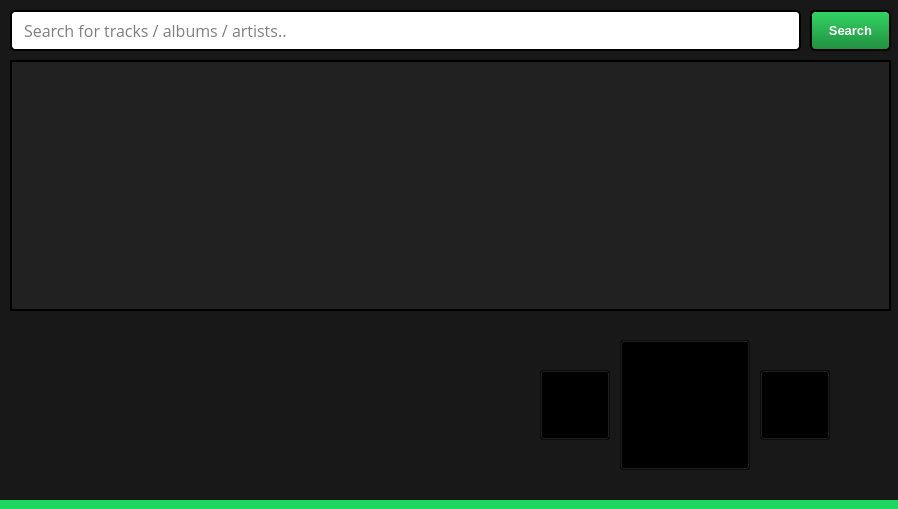
Above: spotifyoverlay.ui from rrkpp/SpotifyOverlay before the change. Below: the same form after it.
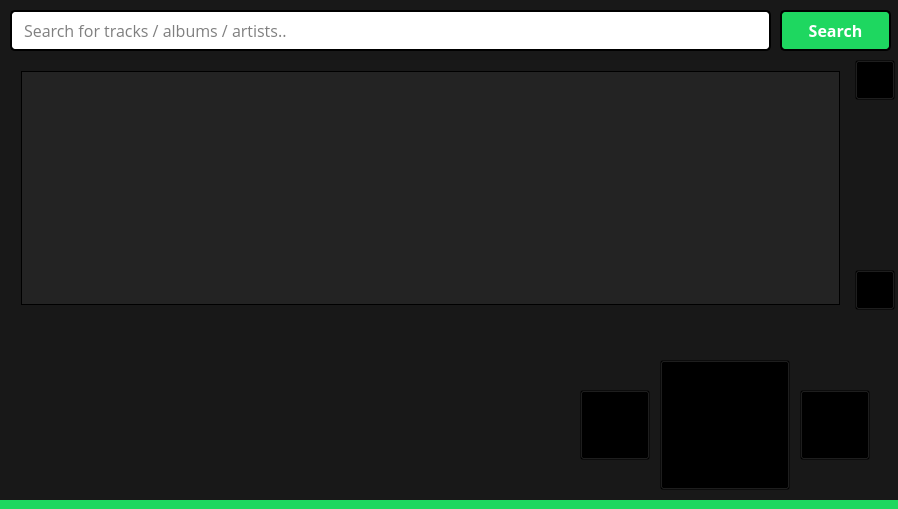
That is the form after the change. Icons and pictures are not drawn.

Commit message: Implement new search display, UI tweaking, add album context to play requests, etc.

The edit to the form file:
```diff
--- a/spotifyoverlay.ui
+++ b/spotifyoverlay.ui
@@ -31,8 +31,8 @@
    <widget class="QPushButton" name="playButton">
     <property name="geometry">
      <rect>
-      <x>620</x>
-      <y>340</y>
+      <x>660</x>
+      <y>360</y>
       <width>130</width>
       <height>130</height>
      </rect>
@@ -59,7 +59,7 @@
      <rect>
       <x>10</x>
       <y>10</y>
-      <width>791</width>
+      <width>761</width>
       <height>41</height>
      </rect>
     </property>
@@ -79,26 +79,27 @@
    <widget class="QPushButton" name="searchButton">
     <property name="geometry">
      <rect>
-      <x>810</x>
+      <x>780</x>
       <y>10</y>
-      <width>81</width>
+      <width>111</width>
       <height>41</height>
      </rect>
     </property>
     <property name="font">
      <font>
-      <pointsize>10</pointsize>
+      <family>Open Sans</family>
+      <pointsize>12</pointsize>
       <weight>75</weight>
+      <italic>false</italic>
       <bold>true</bold>
      </font>
     </property>
     <property name="styleSheet">
      <string notr="true">border-radius: 5px;
-	border: 2px solid black;
-	background-color: #2ebd59;
-	color: white;
-	font-weight: bold;
-	background-color: qlineargradient(spread:pad, x1:0, y1:0, x2:0, y2:1, stop:0 rgba(51, 213, 99, 255), stop:1 rgba(33, 143, 64, 255));</string>
+border: 2px solid black;
+color: white;
+font-weight: bold;
+background-color: #1ed760;</string>
     </property>
     <property name="text">
      <string>Search</string>
@@ -131,8 +132,8 @@
      <rect>
       <x>190</x>
       <y>320</y>
-      <width>341</width>
-      <height>41</height>
+      <width>491</width>
+      <height>51</height>
      </rect>
     </property>
     <property name="font">
@@ -152,15 +153,15 @@
     <property name="geometry">
      <rect>
       <x>190</x>
-      <y>410</y>
-      <width>341</width>
-      <height>31</height>
+      <y>420</y>
+      <width>381</width>
+      <height>41</height>
      </rect>
     </property>
     <property name="font">
      <font>
       <family>Open Sans</family>
-      <pointsize>20</pointsize>
+      <pointsize>22</pointsize>
      </font>
     </property>
     <property name="styleSheet">
@@ -174,8 +175,8 @@
     <property name="geometry">
      <rect>
       <x>190</x>
-      <y>360</y>
-      <width>341</width>
+      <y>370</y>
+      <width>381</width>
       <height>31</height>
      </rect>
     </property>
@@ -192,38 +193,11 @@
      <string/>
     </property>
    </widget>
-   <widget class="QScrollArea" name="searchResults">
-    <property name="geometry">
-     <rect>
-      <x>10</x>
-      <y>60</y>
-      <width>881</width>
-      <height>251</height>
-     </rect>
-    </property>
-    <property name="styleSheet">
-     <string notr="true">background-color: #AA232323;
-border: 1px solid black;</string>
-    </property>
-    <property name="widgetResizable">
-     <bool>true</bool>
-    </property>
-    <widget class="QWidget" name="scrollAreaWidgetContents">
-     <property name="geometry">
-      <rect>
-       <x>0</x>
-       <y>0</y>
-       <width>879</width>
-       <height>249</height>
-      </rect>
-     </property>
-    </widget>
-   </widget>
    <widget class="QPushButton" name="prevButton">
     <property name="geometry">
      <rect>
-      <x>540</x>
-      <y>370</y>
+      <x>580</x>
+      <y>390</y>
       <width>70</width>
       <height>70</height>
      </rect>
@@ -248,8 +222,8 @@
    <widget class="QPushButton" name="nextButton">
     <property name="geometry">
      <rect>
-      <x>760</x>
-      <y>370</y>
+      <x>800</x>
+      <y>390</y>
       <width>70</width>
       <height>70</height>
      </rect>
@@ -290,7 +264,248 @@
      <string notr="true">background-color: #1ed760;</string>
     </property>
    </widget>
-   <zorder>widget</zorder>
+   <widget class="QWidget" name="verticalLayoutWidget">
+    <property name="geometry">
+     <rect>
+      <x>10</x>
+      <y>60</y>
+      <width>841</width>
+      <height>252</height>
+     </rect>
+    </property>
+    <layout class="QVBoxLayout" name="searchLayout">
+     <property name="spacing">
+      <number>0</number>
+     </property>
+     <item>
+      <widget class="QPushButton" name="searchResultBtn1">
+       <property name="sizePolicy">
+        <sizepolicy hsizetype="Expanding" vsizetype="Minimum">
+         <horstretch>0</horstretch>
+         <verstretch>0</verstretch>
+        </sizepolicy>
+       </property>
+       <property name="minimumSize">
+        <size>
+         <width>0</width>
+         <height>50</height>
+        </size>
+       </property>
+       <property name="styleSheet">
+        <string notr="true">QPushButton {
+	background-color: #232323;
+	border: 1px solid black;
+}
+
+QPushButton:hover {
+	background-color: #393939
+}
+
+QPushButton * {
+	border: none;
+	background: none;
+}</string>
+       </property>
+       <property name="text">
+        <string/>
+       </property>
+      </widget>
+     </item>
+     <item>
+      <widget class="QPushButton" name="searchResultBtn2">
+       <property name="sizePolicy">
+        <sizepolicy hsizetype="Expanding" vsizetype="Minimum">
+         <horstretch>0</horstretch>
+         <verstretch>0</verstretch>
+        </sizepolicy>
+       </property>
+       <property name="minimumSize">
+        <size>
+         <width>0</width>
+         <height>50</height>
+        </size>
+       </property>
+       <property name="styleSheet">
+        <string notr="true">QPushButton {
+	background-color: #232323;
+	border: 1px solid black;
+	border-top: none;
+}
+
+QPushButton:hover {
+	background-color: #393939
+}
+
+QPushButton * {
+	border: none;
+	background: none;
+}</string>
+       </property>
+       <property name="text">
+        <string/>
+       </property>
+      </widget>
+     </item>
+     <item>
+      <widget class="QPushButton" name="searchResultBtn3">
+       <property name="sizePolicy">
+        <sizepolicy hsizetype="Expanding" vsizetype="Minimum">
+         <horstretch>0</horstretch>
+         <verstretch>0</verstretch>
+        </sizepolicy>
+       </property>
+       <property name="minimumSize">
+        <size>
+         <width>0</width>
+         <height>50</height>
+        </size>
+       </property>
+       <property name="styleSheet">
+        <string notr="true">QPushButton {
+	background-color: #232323;
+	border: 1px solid black;
+	border-top: none;
+}
+
+QPushButton:hover {
+	background-color: #393939
+}
+
+QPushButton * {
+	border: none;
+	background: none;
+}</string>
+       </property>
+       <property name="text">
+        <string/>
+       </property>
+      </widget>
+     </item>
+     <item>
+      <widget class="QPushButton" name="searchResultBtn4">
+       <property name="sizePolicy">
+        <sizepolicy hsizetype="Expanding" vsizetype="Minimum">
+         <horstretch>0</horstretch>
+         <verstretch>0</verstretch>
+        </sizepolicy>
+       </property>
+       <property name="minimumSize">
+        <size>
+         <width>0</width>
+         <height>50</height>
+        </size>
+       </property>
+       <property name="styleSheet">
+        <string notr="true">QPushButton {
+	background-color: #232323;
+	border: 1px solid black;
+	border-top: none;
+}
+
+QPushButton:hover {
+	background-color: #393939
+}
+
+QPushButton * {
+	border: none;
+	background: none;
+}</string>
+       </property>
+       <property name="text">
+        <string/>
+       </property>
+      </widget>
+     </item>
+     <item>
+      <widget class="QPushButton" name="searchResultBtn5">
+       <property name="sizePolicy">
+        <sizepolicy hsizetype="Expanding" vsizetype="Minimum">
+         <horstretch>0</horstretch>
+         <verstretch>0</verstretch>
+        </sizepolicy>
+       </property>
+       <property name="minimumSize">
+        <size>
+         <width>0</width>
+         <height>50</height>
+        </size>
+       </property>
+       <property name="styleSheet">
+        <string notr="true">QPushButton {
+	background-color: #232323;
+	border: 1px solid black;
+	border-top: none;
+}
+
+QPushButton:hover {
+	background-color: #393939
+}
+
+QPushButton * {
+	border: none;
+	background: none;
+}</string>
+       </property>
+       <property name="text">
+        <string/>
+       </property>
+      </widget>
+     </item>
+    </layout>
+   </widget>
+   <widget class="QPushButton" name="scrollup">
+    <property name="geometry">
+     <rect>
+      <x>855</x>
+      <y>60</y>
+      <width>40</width>
+      <height>40</height>
+     </rect>
+    </property>
+    <property name="styleSheet">
+     <string notr="true">background: transparent;</string>
+    </property>
+    <property name="text">
+     <string/>
+    </property>
+    <property name="icon">
+     <iconset resource="res.qrc">
+      <normaloff>:/img/arrow_up.png</normaloff>:/img/arrow_up.png</iconset>
+    </property>
+    <property name="iconSize">
+     <size>
+      <width>30</width>
+      <height>30</height>
+     </size>
+    </property>
+   </widget>
+   <widget class="QPushButton" name="scrolldown">
+    <property name="geometry">
+     <rect>
+      <x>855</x>
+      <y>270</y>
+      <width>40</width>
+      <height>40</height>
+     </rect>
+    </property>
+    <property name="styleSheet">
+     <string notr="true">background: transparent;</string>
+    </property>
+    <property name="text">
+     <string/>
+    </property>
+    <property name="icon">
+     <iconset resource="res.qrc">
+      <normaloff>:/img/arrow_down.png</normaloff>:/img/arrow_down.png</iconset>
+    </property>
+    <property name="iconSize">
+     <size>
+      <width>30</width>
+      <height>30</height>
+     </size>
+    </property>
+   </widget>
+   <zorder>bottomAccent</zorder>
    <zorder>playButton</zorder>
    <zorder>searchField</zorder>
    <zorder>searchButton</zorder>
```
Left out of the diff: 6 changed lines with no effect on the pictures. The commit also changes 11 other files.
